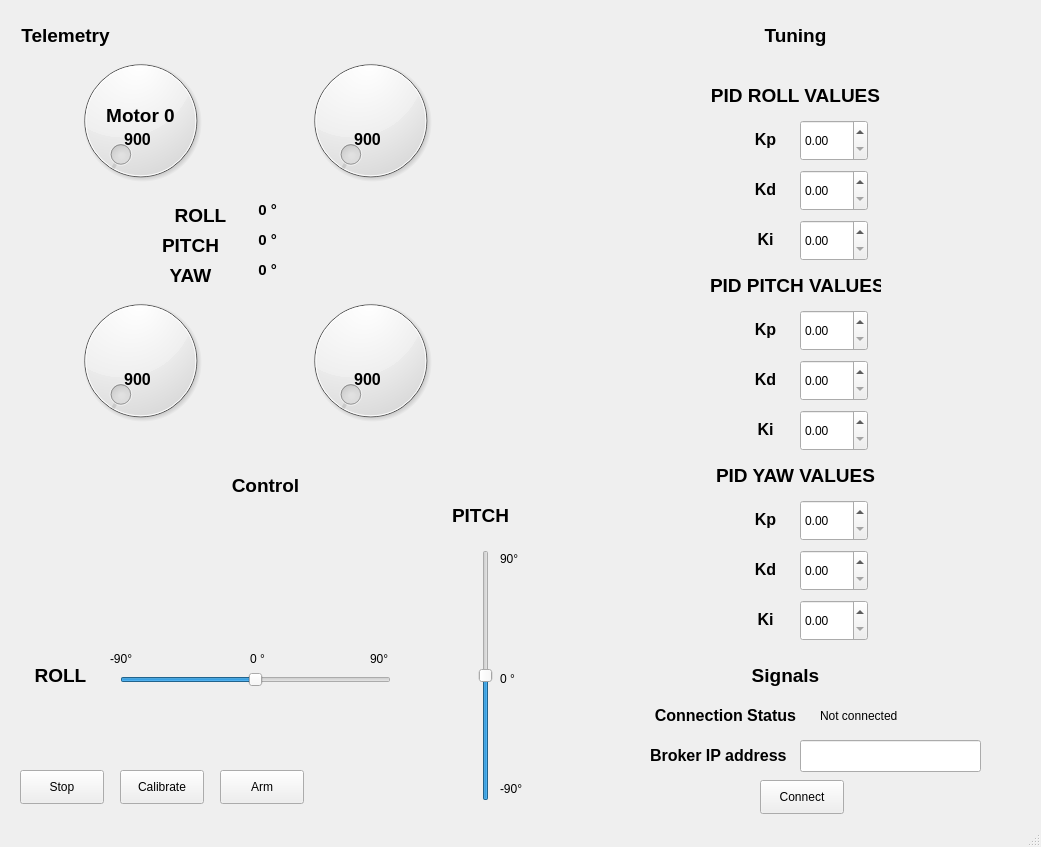
Qt form gui/main_interface.ui (Vincenzo-Petrolo/Python-RPI-Quacopter) before a commit.
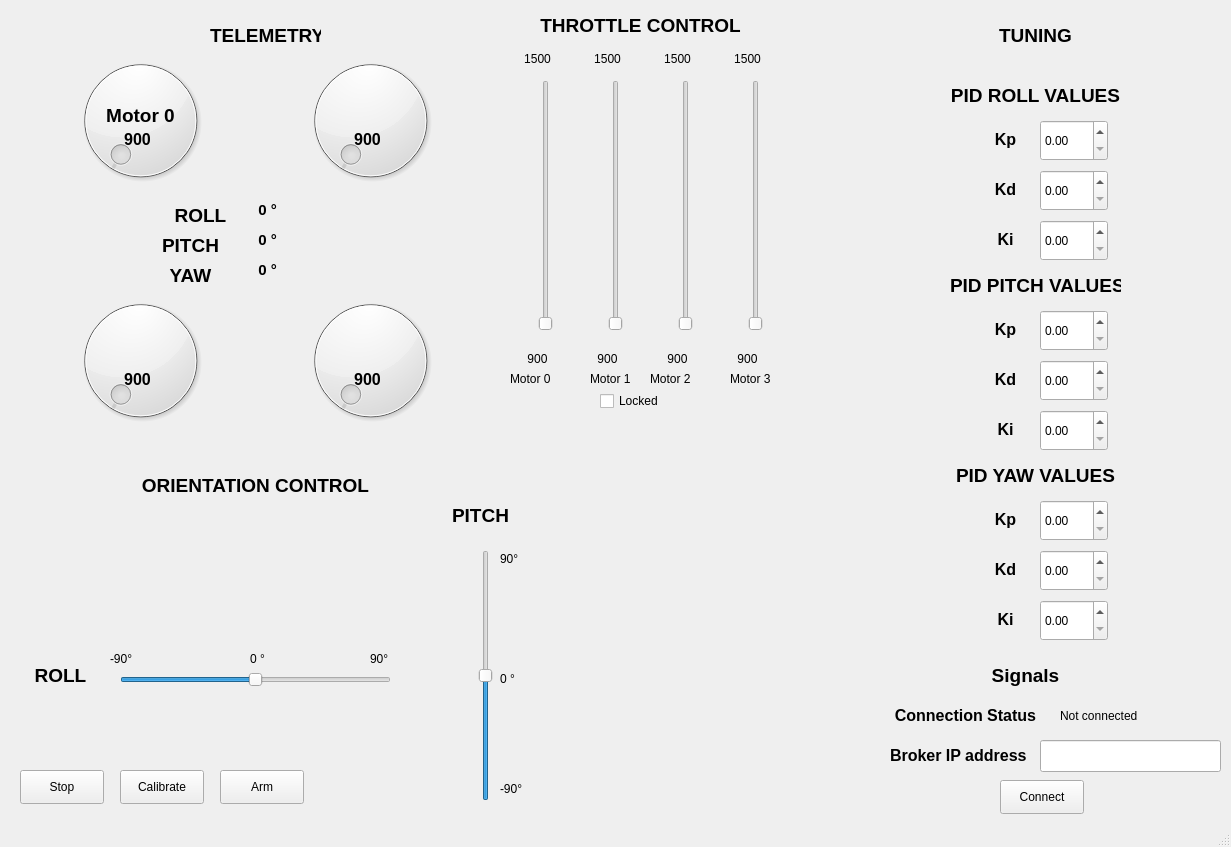
The same form after that commit.

Commit message: added throttle functions to gui

What changed in the file:
```diff
--- a/gui/main_interface.ui
+++ b/gui/main_interface.ui
@@ -6,7 +6,7 @@
    <rect>
     <x>0</x>
     <y>0</y>
-    <width>1041</width>
+    <width>1231</width>
     <height>847</height>
    </rect>
   </property>
@@ -17,7 +17,7 @@
    <widget class="QLabel" name="label">
     <property name="geometry">
      <rect>
-      <x>710</x>
+      <x>950</x>
       <y>80</y>
       <width>171</width>
       <height>31</height>
@@ -30,7 +30,7 @@
    <widget class="QDoubleSpinBox" name="pidR_kp">
     <property name="geometry">
      <rect>
-      <x>800</x>
+      <x>1040</x>
       <y>120</y>
       <width>68</width>
       <height>41</height>
@@ -40,7 +40,7 @@
    <widget class="QLabel" name="label_2">
     <property name="geometry">
      <rect>
-      <x>750</x>
+      <x>990</x>
       <y>130</y>
       <width>31</width>
       <height>20</height>
@@ -53,7 +53,7 @@
    <widget class="QLabel" name="label_3">
     <property name="geometry">
      <rect>
-      <x>750</x>
+      <x>990</x>
       <y>180</y>
       <width>31</width>
       <height>20</height>
@@ -66,7 +66,7 @@
    <widget class="QDoubleSpinBox" name="pidR_kd">
     <property name="geometry">
      <rect>
-      <x>800</x>
+      <x>1040</x>
       <y>170</y>
       <width>68</width>
       <height>41</height>
@@ -76,7 +76,7 @@
    <widget class="QLabel" name="label_4">
     <property name="geometry">
      <rect>
-      <x>750</x>
+      <x>990</x>
       <y>230</y>
       <width>31</width>
       <height>20</height>
@@ -89,7 +89,7 @@
    <widget class="QDoubleSpinBox" name="pidR_ki">
     <property name="geometry">
      <rect>
-      <x>800</x>
+      <x>1040</x>
       <y>220</y>
       <width>68</width>
       <height>41</height>
@@ -99,7 +99,7 @@
    <widget class="QLabel" name="label_6">
     <property name="geometry">
      <rect>
-      <x>710</x>
+      <x>950</x>
       <y>270</y>
       <width>171</width>
       <height>31</height>
@@ -112,7 +112,7 @@
    <widget class="QDoubleSpinBox" name="pidP_ki">
     <property name="geometry">
      <rect>
-      <x>800</x>
+      <x>1040</x>
       <y>410</y>
       <width>68</width>
       <height>41</height>
@@ -122,7 +122,7 @@
    <widget class="QDoubleSpinBox" name="pidP_kp">
     <property name="geometry">
      <rect>
-      <x>800</x>
+      <x>1040</x>
       <y>310</y>
       <width>68</width>
       <height>41</height>
@@ -132,7 +132,7 @@
    <widget class="QDoubleSpinBox" name="pidP_kd">
     <property name="geometry">
      <rect>
-      <x>800</x>
+      <x>1040</x>
       <y>360</y>
       <width>68</width>
       <height>41</height>
@@ -142,7 +142,7 @@
    <widget class="QDoubleSpinBox" name="pidY_kp_3">
     <property name="geometry">
      <rect>
-      <x>800</x>
+      <x>1040</x>
       <y>600</y>
       <width>68</width>
       <height>41</height>
@@ -152,7 +152,7 @@
    <widget class="QDoubleSpinBox" name="pidY_kp_2">
     <property name="geometry">
      <rect>
-      <x>800</x>
+      <x>1040</x>
       <y>550</y>
       <width>68</width>
       <height>41</height>
@@ -162,7 +162,7 @@
    <widget class="QLabel" name="label_11">
     <property name="geometry">
      <rect>
-      <x>710</x>
+      <x>950</x>
       <y>460</y>
       <width>171</width>
       <height>31</height>
@@ -175,7 +175,7 @@
    <widget class="QDoubleSpinBox" name="pidY_kp">
     <property name="geometry">
      <rect>
-      <x>800</x>
+      <x>1040</x>
       <y>500</y>
       <width>68</width>
       <height>41</height>
@@ -355,7 +355,7 @@
    <widget class="QLabel" name="label_5">
     <property name="geometry">
      <rect>
-      <x>750</x>
+      <x>990</x>
       <y>320</y>
       <width>31</width>
       <height>20</height>
@@ -368,7 +368,7 @@
    <widget class="QLabel" name="label_7">
     <property name="geometry">
      <rect>
-      <x>750</x>
+      <x>990</x>
       <y>370</y>
       <width>31</width>
       <height>20</height>
@@ -381,7 +381,7 @@
    <widget class="QLabel" name="label_8">
     <property name="geometry">
      <rect>
-      <x>750</x>
+      <x>990</x>
       <y>420</y>
       <width>31</width>
       <height>20</height>
@@ -394,7 +394,7 @@
    <widget class="QLabel" name="label_9">
     <property name="geometry">
      <rect>
-      <x>750</x>
+      <x>990</x>
       <y>560</y>
       <width>31</width>
       <height>20</height>
@@ -407,7 +407,7 @@
    <widget class="QLabel" name="label_10">
     <property name="geometry">
      <rect>
-      <x>750</x>
+      <x>990</x>
       <y>510</y>
       <width>31</width>
       <height>20</height>
@@ -420,7 +420,7 @@
    <widget class="QLabel" name="label_12">
     <property name="geometry">
      <rect>
-      <x>750</x>
+      <x>990</x>
       <y>610</y>
       <width>31</width>
       <height>20</height>
@@ -472,14 +472,14 @@
    <widget class="QLabel" name="label_15">
     <property name="geometry">
      <rect>
-      <x>10</x>
+      <x>210</x>
       <y>20</y>
       <width>111</width>
       <height>31</height>
      </rect>
     </property>
     <property name="text">
-     <string>&lt;html&gt;&lt;head/&gt;&lt;body&gt;&lt;p align=&quot;center&quot;&gt;&lt;span style=&quot; font-size:14pt; font-weight:600;&quot;&gt;Telemetry&lt;/span&gt;&lt;/p&gt;&lt;/body&gt;&lt;/html&gt;</string>
+     <string>&lt;html&gt;&lt;head/&gt;&lt;body&gt;&lt;p align=&quot;center&quot;&gt;&lt;span style=&quot; font-size:14pt; font-weight:600;&quot;&gt;TELEMETRY&lt;/span&gt;&lt;/p&gt;&lt;/body&gt;&lt;/html&gt;</string>
     </property>
    </widget>
    <widget class="QLabel" name="label_26">
@@ -742,33 +742,33 @@
    <widget class="QLabel" name="label_32">
     <property name="geometry">
      <rect>
-      <x>210</x>
+      <x>130</x>
       <y>470</y>
-      <width>111</width>
+      <width>251</width>
       <height>31</height>
      </rect>
     </property>
     <property name="text">
-     <string>&lt;html&gt;&lt;head/&gt;&lt;body&gt;&lt;p align=&quot;center&quot;&gt;&lt;span style=&quot; font-size:14pt; font-weight:600;&quot;&gt;Control&lt;/span&gt;&lt;/p&gt;&lt;/body&gt;&lt;/html&gt;</string>
+     <string>&lt;html&gt;&lt;head/&gt;&lt;body&gt;&lt;p align=&quot;center&quot;&gt;&lt;span style=&quot; font-size:14pt; font-weight:600;&quot;&gt;ORIENTATION CONTROL&lt;/span&gt;&lt;/p&gt;&lt;/body&gt;&lt;/html&gt;</string>
     </property>
    </widget>
    <widget class="QLabel" name="label_33">
     <property name="geometry">
      <rect>
-      <x>740</x>
+      <x>980</x>
       <y>20</y>
       <width>111</width>
       <height>31</height>
      </rect>
     </property>
     <property name="text">
-     <string>&lt;html&gt;&lt;head/&gt;&lt;body&gt;&lt;p align=&quot;center&quot;&gt;&lt;span style=&quot; font-size:14pt; font-weight:600;&quot;&gt;Tuning&lt;/span&gt;&lt;/p&gt;&lt;/body&gt;&lt;/html&gt;</string>
+     <string>&lt;html&gt;&lt;head/&gt;&lt;body&gt;&lt;p align=&quot;center&quot;&gt;&lt;span style=&quot; font-size:14pt; font-weight:600;&quot;&gt;TUNING&lt;/span&gt;&lt;/p&gt;&lt;/body&gt;&lt;/html&gt;</string>
     </property>
    </widget>
    <widget class="QLabel" name="label_34">
     <property name="geometry">
      <rect>
-      <x>730</x>
+      <x>970</x>
       <y>660</y>
       <width>111</width>
       <height>31</height>
@@ -781,7 +781,7 @@
    <widget class="QLabel" name="label_35">
     <property name="geometry">
      <rect>
-      <x>640</x>
+      <x>880</x>
       <y>700</y>
       <width>171</width>
       <height>31</height>
@@ -794,7 +794,7 @@
    <widget class="QLineEdit" name="lineEdit">
     <property name="geometry">
      <rect>
-      <x>800</x>
+      <x>1040</x>
       <y>740</y>
       <width>181</width>
       <height>32</height>
@@ -804,7 +804,7 @@
    <widget class="QLabel" name="label_36">
     <property name="geometry">
      <rect>
-      <x>650</x>
+      <x>890</x>
       <y>740</y>
       <width>141</width>
       <height>31</height>
@@ -817,7 +817,7 @@
    <widget class="QPushButton" name="connectButton">
     <property name="geometry">
      <rect>
-      <x>760</x>
+      <x>1000</x>
       <y>780</y>
       <width>84</width>
       <height>34</height>
@@ -830,7 +830,7 @@
    <widget class="QLabel" name="label_37">
     <property name="geometry">
      <rect>
-      <x>820</x>
+      <x>1060</x>
       <y>700</y>
       <width>91</width>
       <height>31</height>
@@ -840,6 +840,288 @@
      <string>Not connected</string>
     </property>
    </widget>
+   <widget class="QLabel" name="label_38">
+    <property name="geometry">
+     <rect>
+      <x>510</x>
+      <y>50</y>
+      <width>55</width>
+      <height>18</height>
+     </rect>
+    </property>
+    <property name="text">
+     <string>&lt;html&gt;&lt;head/&gt;&lt;body&gt;&lt;p align=&quot;center&quot;&gt;1500&lt;/p&gt;&lt;/body&gt;&lt;/html&gt;</string>
+    </property>
+   </widget>
+   <widget class="QSlider" name="throttle_slider">
+    <property name="enabled">
+     <bool>true</bool>
+    </property>
+    <property name="geometry">
+     <rect>
+      <x>530</x>
+      <y>80</y>
+      <width>31</width>
+      <height>251</height>
+     </rect>
+    </property>
+    <property name="minimum">
+     <number>900</number>
+    </property>
+    <property name="maximum">
+     <number>1500</number>
+    </property>
+    <property name="value">
+     <number>900</number>
+    </property>
+    <property name="orientation">
+     <enum>Qt::Vertical</enum>
+    </property>
+   </widget>
+   <widget class="QLabel" name="label_40">
+    <property name="geometry">
+     <rect>
+      <x>510</x>
+      <y>350</y>
+      <width>55</width>
+      <height>18</height>
+     </rect>
+    </property>
+    <property name="text">
+     <string>&lt;html&gt;&lt;head/&gt;&lt;body&gt;&lt;p align=&quot;center&quot;&gt;900&lt;/p&gt;&lt;/body&gt;&lt;/html&gt;</string>
+    </property>
+   </widget>
+   <widget class="QLabel" name="label_41">
+    <property name="geometry">
+     <rect>
+      <x>540</x>
+      <y>10</y>
+      <width>201</width>
+      <height>31</height>
+     </rect>
+    </property>
+    <property name="text">
+     <string>&lt;html&gt;&lt;head/&gt;&lt;body&gt;&lt;p align=&quot;center&quot;&gt;&lt;span style=&quot; font-size:14pt; font-weight:600;&quot;&gt;THROTTLE CONTROL&lt;/span&gt;&lt;/p&gt;&lt;/body&gt;&lt;/html&gt;</string>
+    </property>
+   </widget>
+   <widget class="QLabel" name="label_39">
+    <property name="geometry">
+     <rect>
+      <x>580</x>
+      <y>50</y>
+      <width>55</width>
+      <height>18</height>
+     </rect>
+    </property>
+    <property name="text">
+     <string>&lt;html&gt;&lt;head/&gt;&lt;body&gt;&lt;p align=&quot;center&quot;&gt;1500&lt;/p&gt;&lt;/body&gt;&lt;/html&gt;</string>
+    </property>
+   </widget>
+   <widget class="QSlider" name="throttle_slider_2">
+    <property name="enabled">
+     <bool>true</bool>
+    </property>
+    <property name="geometry">
+     <rect>
+      <x>600</x>
+      <y>80</y>
+      <width>31</width>
+      <height>251</height>
+     </rect>
+    </property>
+    <property name="minimum">
+     <number>900</number>
+    </property>
+    <property name="maximum">
+     <number>1500</number>
+    </property>
+    <property name="value">
+     <number>900</number>
+    </property>
+    <property name="orientation">
+     <enum>Qt::Vertical</enum>
+    </property>
+   </widget>
+   <widget class="QLabel" name="label_42">
+    <property name="geometry">
+     <rect>
+      <x>580</x>
+      <y>350</y>
+      <width>55</width>
+      <height>18</height>
+     </rect>
+    </property>
+    <property name="text">
+     <string>&lt;html&gt;&lt;head/&gt;&lt;body&gt;&lt;p align=&quot;center&quot;&gt;900&lt;/p&gt;&lt;/body&gt;&lt;/html&gt;</string>
+    </property>
+   </widget>
+   <widget class="QLabel" name="label_43">
+    <property name="geometry">
+     <rect>
+      <x>650</x>
+      <y>50</y>
+      <width>55</width>
+      <height>18</height>
+     </rect>
+    </property>
+    <property name="text">
+     <string>&lt;html&gt;&lt;head/&gt;&lt;body&gt;&lt;p align=&quot;center&quot;&gt;1500&lt;/p&gt;&lt;/body&gt;&lt;/html&gt;</string>
+    </property>
+   </widget>
+   <widget class="QSlider" name="throttle_slider_3">
+    <property name="enabled">
+     <bool>true</bool>
+    </property>
+    <property name="geometry">
+     <rect>
+      <x>670</x>
+      <y>80</y>
+      <width>31</width>
+      <height>251</height>
+     </rect>
+    </property>
+    <property name="minimum">
+     <number>900</number>
+    </property>
+    <property name="maximum">
+     <number>1500</number>
+    </property>
+    <property name="value">
+     <number>900</number>
+    </property>
+    <property name="orientation">
+     <enum>Qt::Vertical</enum>
+    </property>
+   </widget>
+   <widget class="QLabel" name="label_44">
+    <property name="geometry">
+     <rect>
+      <x>650</x>
+      <y>350</y>
+      <width>55</width>
+      <height>18</height>
+     </rect>
+    </property>
+    <property name="text">
+     <string>&lt;html&gt;&lt;head/&gt;&lt;body&gt;&lt;p align=&quot;center&quot;&gt;900&lt;/p&gt;&lt;/body&gt;&lt;/html&gt;</string>
+    </property>
+   </widget>
+   <widget class="QLabel" name="label_45">
+    <property name="geometry">
+     <rect>
+      <x>720</x>
+      <y>50</y>
+      <width>55</width>
+      <height>18</height>
+     </rect>
+    </property>
+    <property name="text">
+     <string>&lt;html&gt;&lt;head/&gt;&lt;body&gt;&lt;p align=&quot;center&quot;&gt;1500&lt;/p&gt;&lt;/body&gt;&lt;/html&gt;</string>
+    </property>
+   </widget>
+   <widget class="QSlider" name="throttle_slider_4">
+    <property name="enabled">
+     <bool>true</bool>
+    </property>
+    <property name="geometry">
+     <rect>
+      <x>740</x>
+      <y>80</y>
+      <width>31</width>
+      <height>251</height>
+     </rect>
+    </property>
+    <property name="minimum">
+     <number>900</number>
+    </property>
+    <property name="maximum">
+     <number>1500</number>
+    </property>
+    <property name="value">
+     <number>900</number>
+    </property>
+    <property name="orientation">
+     <enum>Qt::Vertical</enum>
+    </property>
+   </widget>
+   <widget class="QLabel" name="label_46">
+    <property name="geometry">
+     <rect>
+      <x>720</x>
+      <y>350</y>
+      <width>55</width>
+      <height>18</height>
+     </rect>
+    </property>
+    <property name="text">
+     <string>&lt;html&gt;&lt;head/&gt;&lt;body&gt;&lt;p align=&quot;center&quot;&gt;900&lt;/p&gt;&lt;/body&gt;&lt;/html&gt;</string>
+    </property>
+   </widget>
+   <widget class="QCheckBox" name="checkBox">
+    <property name="geometry">
+     <rect>
+      <x>600</x>
+      <y>390</y>
+      <width>85</width>
+      <height>22</height>
+     </rect>
+    </property>
+    <property name="text">
+     <string>Locked</string>
+    </property>
+   </widget>
+   <widget class="QLabel" name="label_47">
+    <property name="geometry">
+     <rect>
+      <x>510</x>
+      <y>370</y>
+      <width>55</width>
+      <height>18</height>
+     </rect>
+    </property>
+    <property name="text">
+     <string>Motor 0</string>
+    </property>
+   </widget>
+   <widget class="QLabel" name="label_48">
+    <property name="geometry">
+     <rect>
+      <x>590</x>
+      <y>370</y>
+      <width>55</width>
+      <height>18</height>
+     </rect>
+    </property>
+    <property name="text">
+     <string>Motor 1</string>
+    </property>
+   </widget>
+   <widget class="QLabel" name="label_49">
+    <property name="geometry">
+     <rect>
+      <x>650</x>
+      <y>370</y>
+      <width>55</width>
+      <height>18</height>
+     </rect>
+    </property>
+    <property name="text">
+     <string>Motor 2</string>
+    </property>
+   </widget>
+   <widget class="QLabel" name="label_50">
+    <property name="geometry">
+     <rect>
+      <x>730</x>
+      <y>370</y>
+      <width>55</width>
+      <height>18</height>
+     </rect>
+    </property>
+    <property name="text">
+     <string>Motor 3</string>
+    </property>
+   </widget>
    <zorder>motor0</zorder>
    <zorder>label</zorder>
    <zorder>pidR_kp</zorder>
```
Left out of the diff: 22 changed lines with no effect on the pictures. The commit also changes 2 other files.
